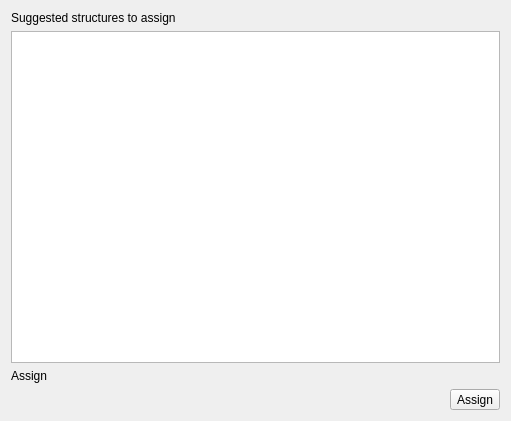
Before: the Qt Designer form qgepplugin/interlis/plugin/editors/examination.ui in QGEP/qgepplugin, drawn with Qt 5.
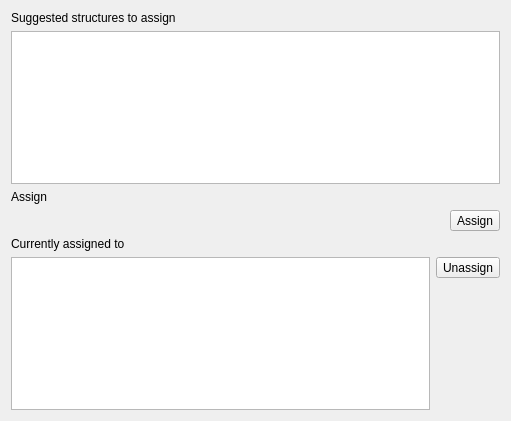
After: the same form once the commit is applied. Custom widgets are drawn as their Qt base class.

Diff of the .ui file:
```diff
--- a/qgepplugin/interlis/plugin/editors/examination.ui
+++ b/qgepplugin/interlis/plugin/editors/examination.ui
@@ -45,6 +45,44 @@
      </item>
     </layout>
    </item>
+   <item>
+    <widget class="QLabel" name="label_2">
+     <property name="text">
+      <string>Currently assigned to</string>
+     </property>
+    </widget>
+   </item>
+   <item>
+    <layout class="QHBoxLayout" name="horizontalLayout_3">
+     <item>
+      <widget class="QListWidget" name="assignedWidget"/>
+     </item>
+     <item>
+      <layout class="QVBoxLayout" name="verticalLayout_3">
+       <item>
+        <widget class="QToolButton" name="unassignButton">
+         <property name="text">
+          <string>Unassign</string>
+         </property>
+        </widget>
+       </item>
+       <item>
+        <spacer name="verticalSpacer">
+         <property name="orientation">
+          <enum>Qt::Vertical</enum>
+         </property>
+         <property name="sizeHint" stdset="0">
+          <size>
+           <width>20</width>
+           <height>40</height>
+          </size>
+         </property>
+        </spacer>
+       </item>
+      </layout>
+     </item>
+    </layout>
+   </item>
   </layout>
  </widget>
  <customwidgets>
```
